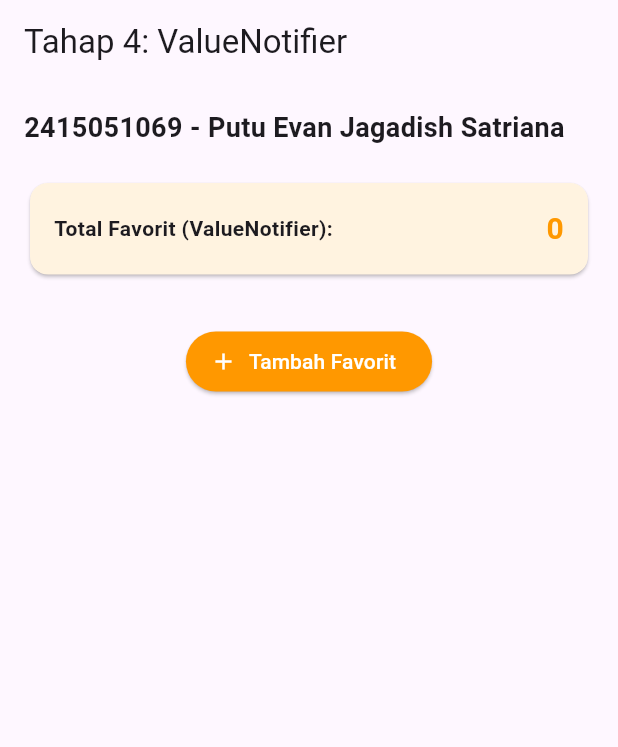
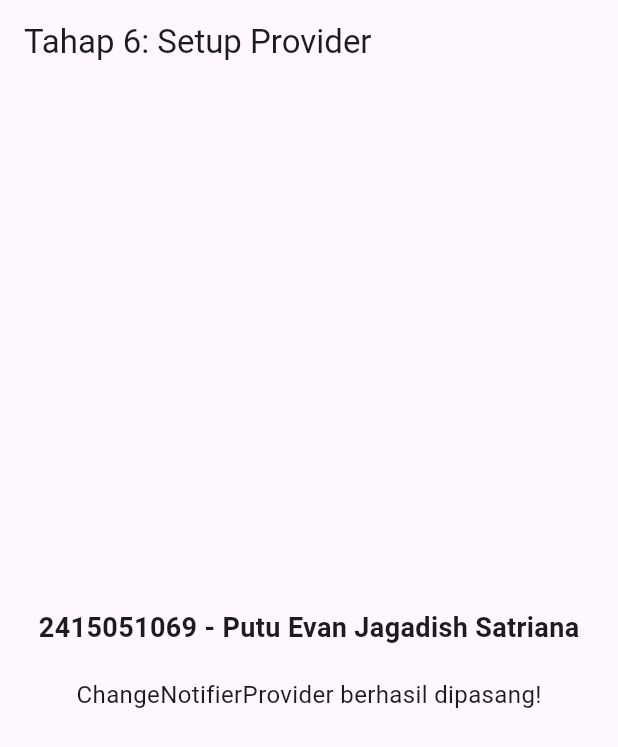
Before and after one commit to pannpanns/Course-Explorer, a Flutter app: the screen it shows after launch, on a phone screen of 412 x 824 dp. Shown: the top 747 px of the screen. Run offline on Flutter 3.47's test engine with Material 3 defaults, Android fonts, the phone set to English and light mode, and no system bars.

Commit message:
Tahap 6 : Pasang Provider pada aplikasi

```diff
--- a/lib/main.dart
+++ b/lib/main.dart
@@ -1,86 +1,41 @@
 import 'package:flutter/material.dart';
+import 'package:provider/provider.dart';
+import 'course_provider.dart';
 
 const String studentName = 'Putu Evan Jagadish Satriana';
 const String studentId = '2415051069';
 
 void main() {
-  runApp(const MaterialApp(
-    debugShowCheckedModeBanner: false,
-    home: Tahap4Page(),
-  ));
+  runApp(
+    ChangeNotifierProvider(
+      create: (context) => CourseProvider(),
+      child: const MaterialApp(
+        debugShowCheckedModeBanner: false,
+        home: Tahap6Page(),
+      ),
+    ),
+  );
 }
 
-class Tahap4Page extends StatefulWidget {
-  const Tahap4Page({super.key});
-
-  @override
-  State<Tahap4Page> createState() => _Tahap4PageState();
-}
-
-class _Tahap4PageState extends State<Tahap4Page> {
-  final ValueNotifier<int> _favoriteCount = ValueNotifier<int>(0);
-
-  @override
-  void dispose() {
-    _favoriteCount.dispose();
-    super.dispose();
-  }
+class Tahap6Page extends StatelessWidget {
+  const Tahap6Page({super.key});
 
   @override
   Widget build(BuildContext context) {
     return Scaffold(
-      appBar: AppBar(title: const Text('Tahap 4: ValueNotifier')),
-      body: Padding(
-        padding: const EdgeInsets.all(16.0),
+      appBar: AppBar(title: const Text('Tahap 6: Setup Provider')),
+      body: Center(
         child: Column(
-          crossAxisAlignment: CrossAxisAlignment.start,
+          mainAxisAlignment: MainAxisAlignment.center,
           children: [
             const Text(
               '$studentId - $studentName',
               style: TextStyle(fontSize: 18, fontWeight: FontWeight.bold),
             ),
             const SizedBox(height: 20),
-            ValueListenableBuilder<int>(
-              valueListenable: _favoriteCount,
-              builder: (context, value, child) {
-                return Card(
-                  color: Colors.orange.shade50,
-                  child: Padding(
-                    padding: const EdgeInsets.all(16.0),
-                    child: Row(
-                      mainAxisAlignment: MainAxisAlignment.spaceBetween,
-                      children: [
-                        const Text(
-                          'Total Favorit (ValueNotifier):',
-                          style: TextStyle(fontSize: 14, fontWeight: FontWeight.w600),
-                        ),
-                        Text(
-                          '$value',
-                          style: const TextStyle(
-                            fontSize: 20,
-                            fontWeight: FontWeight.bold,
-                            color: Colors.orange,
-                          ),
-                        ),
-                      ],
-                    ),
-                  ),
-                );
-              },
-            ),
-            const SizedBox(height: 30),
-            Center(
-              child: ElevatedButton.icon(
-                onPressed: () {
-                  _favoriteCount.value++;
-                },
-                icon: const Icon(Icons.add),
-                label: const Text('Tambah Favorit'),
-                style: ElevatedButton.styleFrom(
-                  backgroundColor: Colors.orange,
-                  foregroundColor: Colors.white,
-                ),
-              ),
+            const Text(
+              'ChangeNotifierProvider berhasil dipasang!',
+              style: TextStyle(fontSize: 16),
             ),
           ],
         ),
--- a/pubspec.yaml
+++ b/pubspec.yaml
@@ -34,6 +34,7 @@ dependencies:
   # The following adds the Cupertino Icons font to your application.
   # Use with the CupertinoIcons class for iOS style icons.
   cupertino_icons: ^1.0.8
+  provider: ^6.1.5+1
 
 dev_dependencies:
   flutter_test:
```
Also changed, not shown: pubspec.lock.
